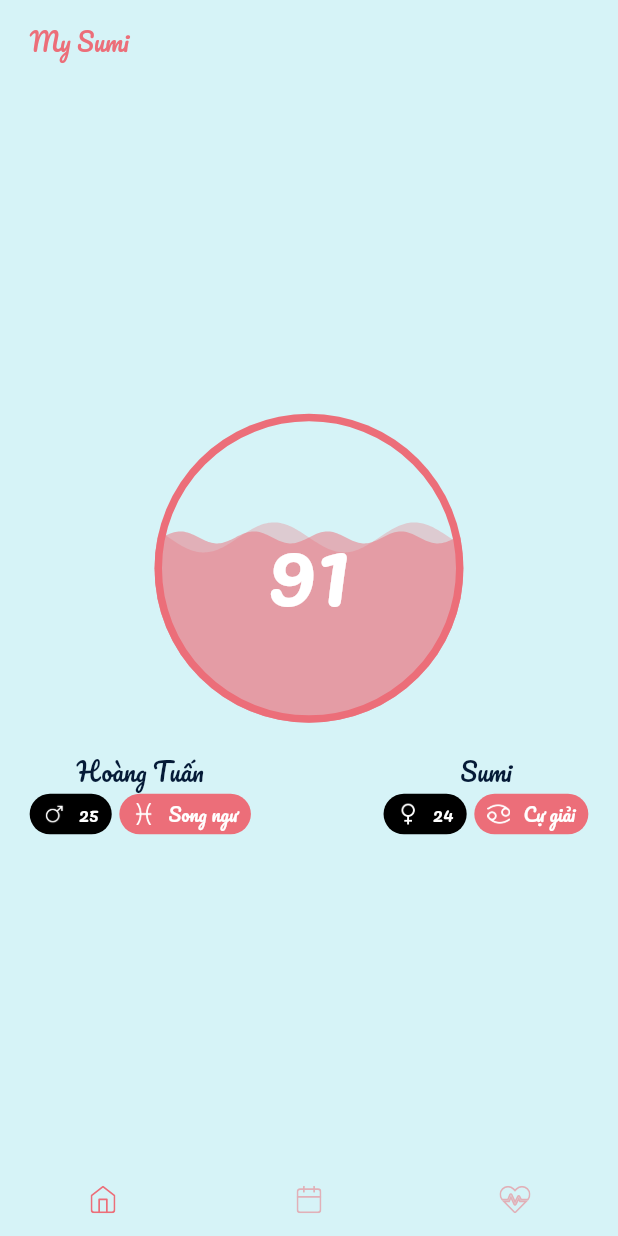
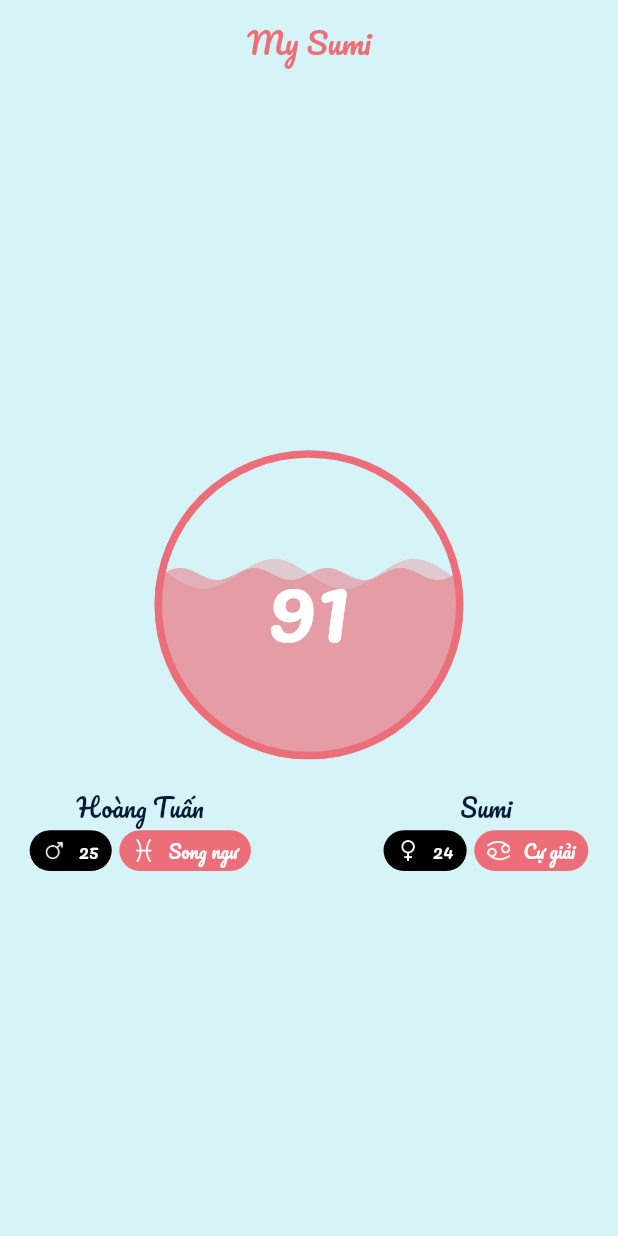
Before and after one commit to hatuan314/my_lover, a Flutter app: the screen it shows after launch, on a phone screen of 412 x 824 dp. Run offline on Flutter 3.47's test engine with Material 2 defaults, Android fonts, the phone set to English and light mode, and no system bars; our stand-ins replace cached_network_image, flutter_cache_manager, flutter_datetime_picker, flutter_screenutil, flutter_svg, get and 2 more; accounts and stored records are empty.

Commit message:
Commit code

```diff
--- a/lib/presentation/journey/main/main_screen.dart
+++ b/lib/presentation/journey/main/main_screen.dart
@@ -22,16 +22,17 @@ class MainScreen extends GetView<MainController> {
 
   @override
   Widget build(BuildContext context) {
-    return Obx(
-      () => Material(
-        color: AppColor.secondColor,
-        child: Column(
-          children: [
-            Expanded(child: pages.elementAt(controller.selectIndex.value)),
-            BottomNavigationWidget()
-          ],
-        ),
+    return const Material(
+      color: AppColor.secondColor,
+      child: HomePage(
+        key: KeyConstants.homePage,
       ),
+      // child: Column(
+      //   children: [
+      //     Expanded(child: pages.elementAt(controller.selectIndex.value)),
+      //     BottomNavigationWidget()
+      //   ],
+      // ),
     );
   }
 }
--- a/lib/presentation/themes/theme_text.dart
+++ b/lib/presentation/themes/theme_text.dart
@@ -51,6 +51,13 @@ class ThemeText {
     fontSize: 20.sp,
     color: AppColor.textColor,
     fontWeight: FontWeight.w600,
+  );
+
+  static TextStyle headline6Pacifico = TextStyle(
+    fontSize: 20.sp,
+    color: AppColor.textColor,
+    fontWeight: FontWeight.w600,
+    fontFamily: 'Pacifico',
   );
 
   static TextStyle subtitle1 = TextStyle(
--- a/lib/presentation/widgets/appbar_widget.dart
+++ b/lib/presentation/widgets/appbar_widget.dart
@@ -19,25 +19,14 @@ class AppBarWidget extends StatelessWidget implements PreferredSizeWidget {
       bottom: false,
       child: Container(
         width: MediaQuery.of(context).size.width,
-        alignment: Alignment.centerLeft,
+        alignment: Alignment.center,
         padding: EdgeInsets.symmetric(
           horizontal: LayoutConstants.appPaddingHorizontal,
         ),
-        child: Row(
-          mainAxisAlignment: MainAxisAlignment.spaceBetween,
-          children: [
-            AppUtils.isNullEmpty(titleWidget) ? Text(
-              title ?? '',
-              style: ThemeText.body1Pacifico
-                  .copyWith(color: AppColor.primaryColor),
-            ) : titleWidget!,
-            AppUtils.isNullEmpty(actions)
-                ? const SizedBox.shrink()
-                : Row(
-                    mainAxisSize: MainAxisSize.min,
-                    children: actions!,
-                  )
-          ],
+        child: Text(
+          title ?? '',
+          style: ThemeText.headline6Pacifico
+              .copyWith(color: AppColor.primaryColor, fontWeight: FontWeight.normal),
         ),
       ),
     );
```
